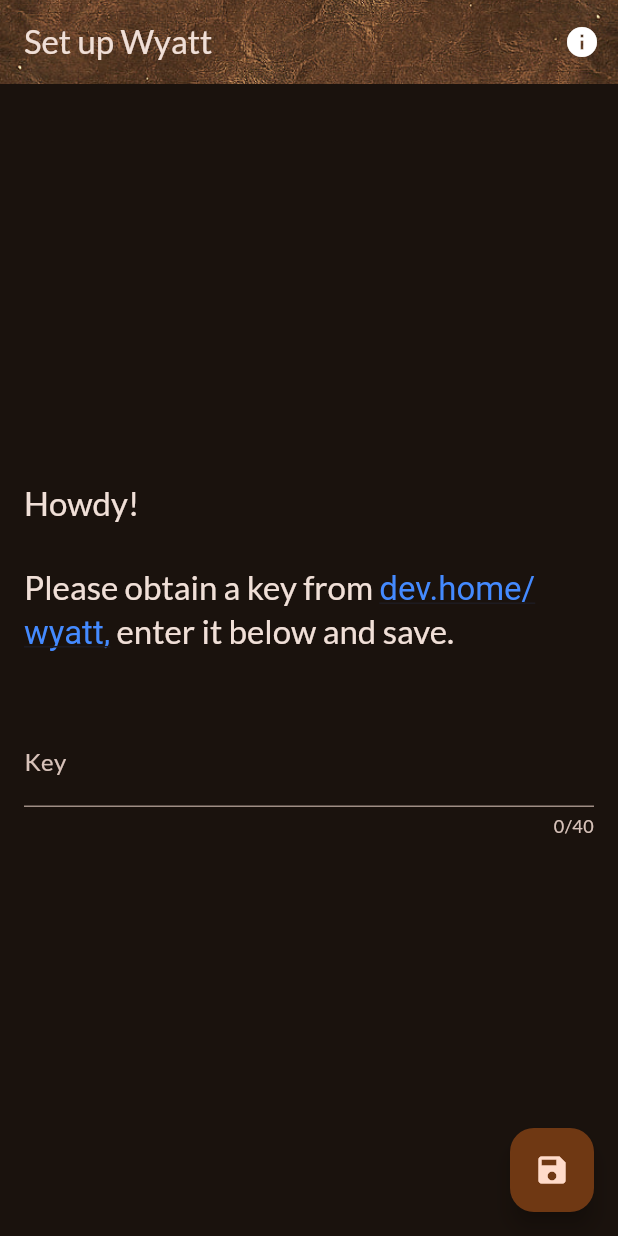
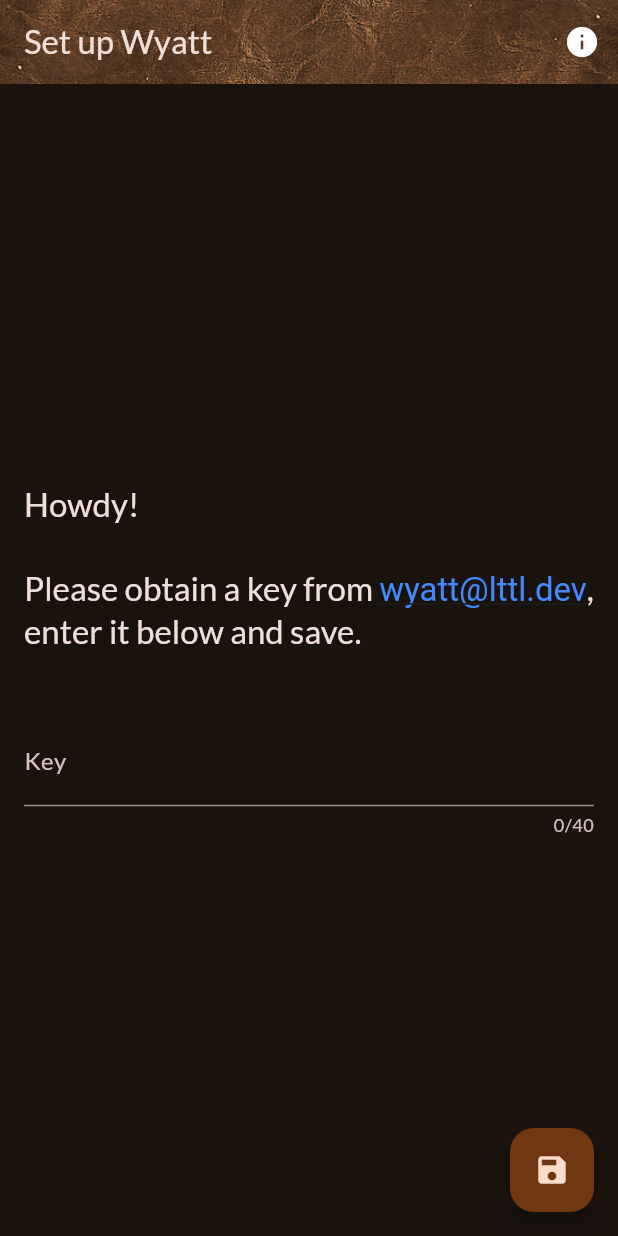
Before and after one commit to m5lk3n/wyatt, a Flutter app: the screen it shows after launch, on a phone screen of 412 x 824 dp. Run offline on Flutter 3.47's test engine with Material 3 defaults, Android fonts, the phone set to English and light mode, and no system bars; drawn by our look-alikes of flutter_linkify; our stand-ins replace google_fonts.

```diff
--- /dev/null
+++ b/lib/constants.dart
@@ -0,0 +1,8 @@
+// Environment variables and shared app constants.
+abstract class Constants {
+  static const String keyUrl = String.fromEnvironment(
+    'KEY_URL',
+    defaultValue:
+        'wyatt@lttl.dev', // supposed to be a real URL, see launch configuration
+  );
+}
--- a/lib/screens/setup.dart
+++ b/lib/screens/setup.dart
@@ -1,5 +1,5 @@
 import 'dart:developer';
-
+import 'package:wyatt/constants.dart';
 import 'package:flutter/material.dart';
 import 'package:flutter_linkify/flutter_linkify.dart';
 import 'package:url_launcher/url_launcher.dart';
@@ -117,7 +117,7 @@ class _WyattSetupScreenState extends State<WyattSetupScreen> {
                   }
                 },
                 text:
-                    'Howdy!\n\nPlease obtain a key from http://dev.home/wyatt, enter it below and save.',
+                    'Howdy!\n\nPlease obtain a key from ${Constants.keyUrl}, enter it below and save.',
                 style: Theme.of(context).textTheme.titleLarge!.copyWith(
                       color: Theme.of(context).colorScheme.onSurface,
                     ),
```
